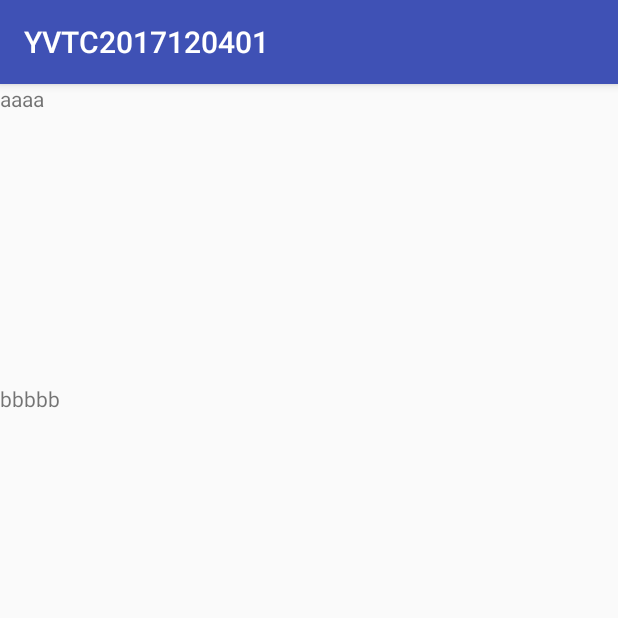
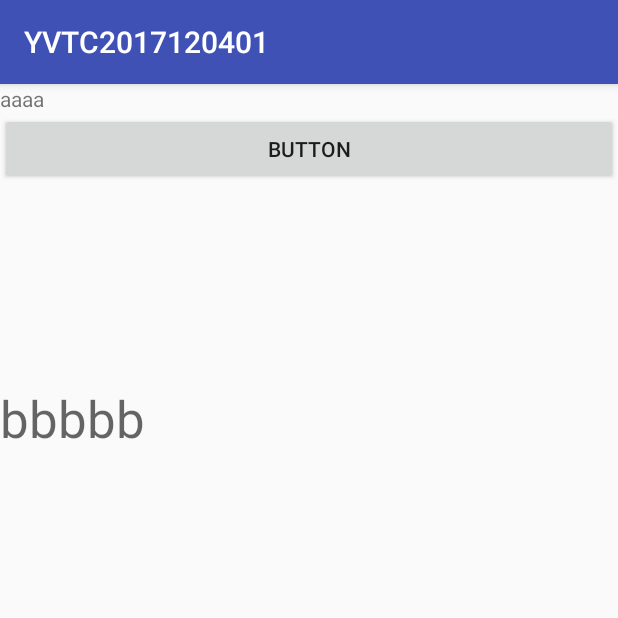
Before and after one commit to Shaojung/YVTC2017120401, an Android app: the screen it shows after launch (MainActivity), on a phone screen of 412 x 824 dp, the top half of it. Run offline under Robolectric (Android 15) with nearby library versions, the phone set to English and light mode, and no system bars.

Commit message:
button in fragment a

```diff
--- a/app/src/main/res/layout/fragment_a.xml
+++ b/app/src/main/res/layout/fragment_a.xml
@@ -1,13 +1,21 @@
-<FrameLayout xmlns:android="http://schemas.android.com/apk/res/android"
+<LinearLayout xmlns:android="http://schemas.android.com/apk/res/android"
     xmlns:tools="http://schemas.android.com/tools"
     android:layout_width="match_parent"
     android:layout_height="200dp"
+    android:orientation="vertical"
     tools:context="tw.gov.yvts.yvtc2017120401.FragmentA">
 
     <!-- TODO: Update blank fragment layout -->
     <TextView
+        android:id="@+id/textView"
         android:layout_width="match_parent"
-        android:layout_height="match_parent"
+        android:layout_height="wrap_content"
         android:text="aaaa" />
 
-</FrameLayout>
+    <Button
+        android:id="@+id/button"
+        android:layout_width="match_parent"
+        android:layout_height="wrap_content"
+        android:text="Button" />
+
+</LinearLayout>
--- a/app/src/main/res/layout/fragment_b.xml
+++ b/app/src/main/res/layout/fragment_b.xml
@@ -8,6 +8,7 @@
     <TextView
         android:layout_width="match_parent"
         android:layout_height="200dp"
-        android:text="bbbbb" />
+        android:text="bbbbb"
+        android:textAppearance="@style/TextAppearance.AppCompat.Display1" />
 
 </FrameLayout>
```
